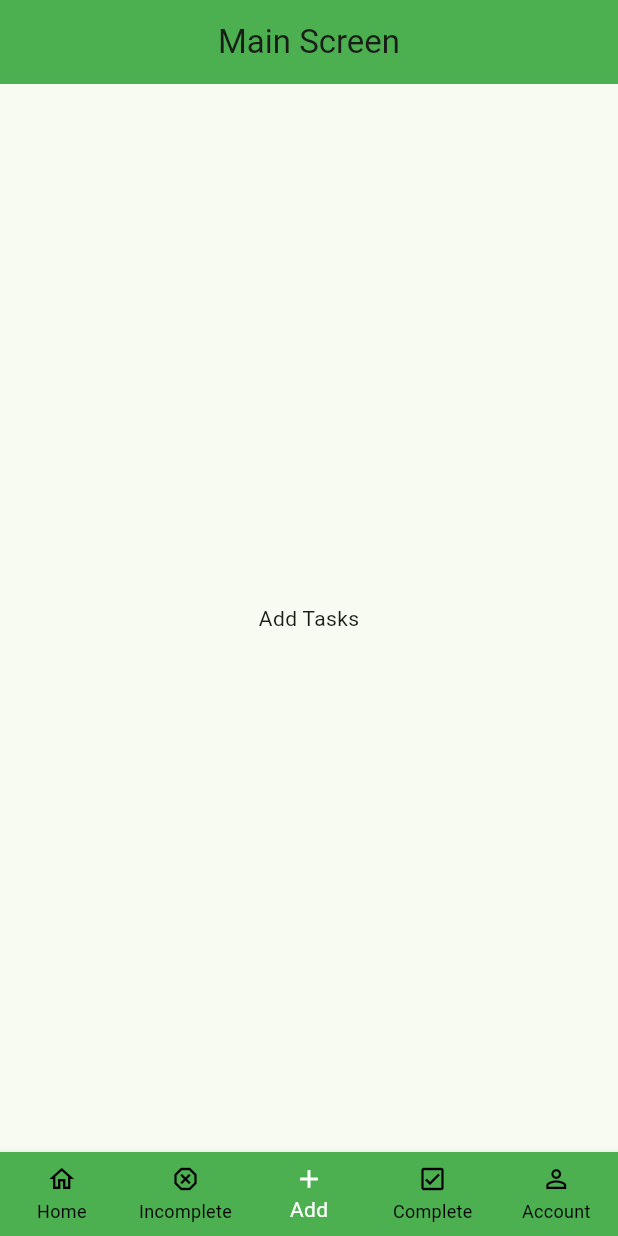
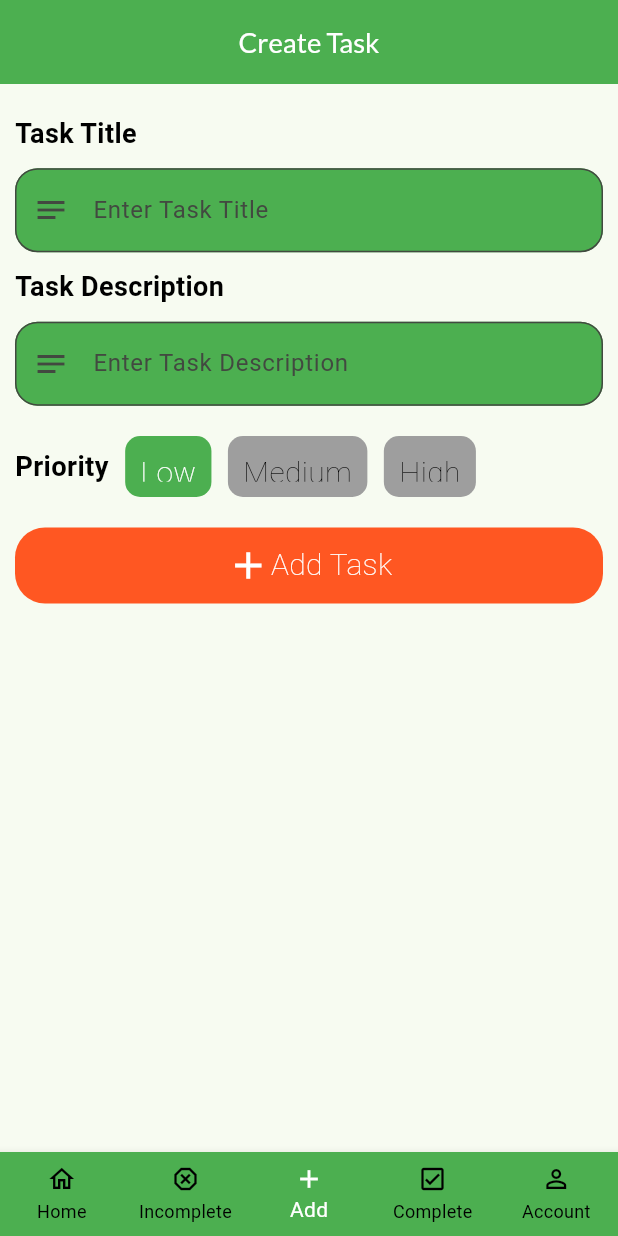
Before and after one commit to luongductinh-it/todo_app, a Flutter app: the screen it shows once a user with an empty profile is signed in, item 3 of the bottom bar chosen, on a phone screen of 412 x 824 dp. Run offline on Flutter 3.47's test engine with Material 3 defaults, Android fonts, the phone set to English and light mode, and no system bars; our stand-ins replace cloud_firestore, firebase_auth, firebase_core, flutter_riverpod, font_awesome_flutter, go_router and 2 more; accounts and stored records are empty; generated files the repository leaves out were written again.

Commit message:
Implement task management features with Firestore integration, including task creation, updating, and loading tasks

```diff
--- /dev/null
+++ b/lib/features/task_management/domain/task.dart
@@ -0,0 +1,93 @@
+import 'dart:convert';
+
+class Task {
+  final String id;
+  final String title;
+  final String description;
+  final String priority;
+  final String date;
+  final bool isComplete;
+  Task({
+    required this.id,
+    required this.title,
+    required this.description,
+    required this.priority,
+    required this.date,
+    required this.isComplete,
+  });
+
+
+
+
+  Task copyWith({
+    String? id,
+    String? title,
+    String? description,
+    String? priority,
+    String? date,
+    bool? isComplete,
+  }) {
+    return Task(
+      id: id ?? this.id,
+      title: title ?? this.title,
+      description: description ?? this.description,
+      priority: priority ?? this.priority,
+      date: date ?? this.date,
+      isComplete: isComplete ?? this.isComplete,
+    );
+  }
+
+  Map<String, dynamic> toMap() {
+    return <String, dynamic>{
+      'id': id,
+      'title': title,
+      'description': description,
+      'priority': priority,
+      'date': date,
+      'isComplete': isComplete,
+    };
+  }
+
+  factory Task.fromMap(Map<String, dynamic> map) {
+    return Task(
+      id: map['id'] as String,
+      title: map['title'] as String,
+      description: map['description'] as String,
+      priority: map['priority'] as String,
+      date: map['date'] as String,
+      isComplete: map['isComplete'] as bool,
+    );
+  }
+
+  String toJson() => json.encode(toMap());
+
+  factory Task.fromJson(String source) => Task.fromMap(json.decode(source) as Map<String, dynamic>);
+
+  @override
+  String toString() {
+    return 'Task(id: $id, title: $title, description: $description, priority: $priority, date: $date, isComplete: $isComplete)';
+  }
+
+  @override
+  bool operator ==(covariant Task other) {
+    if (identical(this, other)) return true;
+
+    return
+      other.id == id &&
+      other.title == title &&
+      other.description == description &&
+      other.priority == priority &&
+      other.date == date &&
+      other.isComplete == isComplete;
+  }
+
+  @override
+  int get hashCode {
+    return id.hashCode ^
+      title.hashCode ^
+      description.hashCode ^
+      priority.hashCode ^
+      date.hashCode ^
+      isComplete.hashCode;
+  }
+}
--- a/lib/features/task_management/presentation/screens/add_task_screen.dart
+++ b/lib/features/task_management/presentation/screens/add_task_screen.dart
@@ -1,12 +1,144 @@
+import 'package:firebase_todo_app/features/task_management/presentation/widgets/title_description.dart';
+import 'package:firebase_todo_app/utils/appstyles.dart';
+import 'package:firebase_todo_app/utils/size_config.dart';
 import 'package:flutter/material.dart';
 import 'package:flutter_riverpod/flutter_riverpod.dart';
-class AddTaskScreen extends ConsumerWidget {
+
+class AddTaskScreen extends ConsumerStatefulWidget {
   const AddTaskScreen({super.key});
 
   @override
-  Widget build(BuildContext context,WidgetRef ref) {
-    return Scaffold(body: Center(
-      child: Text('Add Tasks'),
-    ),);
+  ConsumerState<AddTaskScreen> createState() => _AddTaskScreenState();
+}
+
+class _AddTaskScreenState extends ConsumerState<AddTaskScreen> {
+  final _titleController = TextEditingController();
+  final _descriptionController = TextEditingController();
+
+  final List<String> _priorities = ['Low', 'Medium', 'High'];
+  int _selectedPriority = 0;
+
+  @override
+  void dispose() {
+    _titleController.dispose();
+    _descriptionController.dispose();
+    super.dispose();
+  }
+
+  @override
+  Widget build(BuildContext context) {
+    SizeConfig.init(context);
+    return Scaffold(
+      appBar: AppBar(
+        title: Text(
+          'Create Task',
+          style: AppStyles.titleTextStyle.copyWith(color: Colors.white),
+        ),
+      ),
+      body: Padding(
+        padding: EdgeInsetsGeometry.fromLTRB(10, 20, 10, 10),
+        child: Column(
+          children: [
+            TitleDescription(
+              title: 'Task Title',
+              prefixIcon: Icons.notes,
+              hintText: 'Enter Task Title',
+              maxLines: 1,
+              controller: _titleController,
+            ),
+            SizedBox(height: SizeConfig.getProportionateHeight(10)),
+            TitleDescription(
+              title: 'Task Description',
+              prefixIcon: Icons.notes,
+              hintText: 'Enter Task Description',
+              maxLines: 3,
+              controller: _descriptionController,
+            ),
+            SizedBox(height: SizeConfig.getProportionateHeight(20)),
+            Row(
+              children: [
+                Text(
+                  'Priority',
+                  style: AppStyles.headingTextStyle.copyWith(
+                    fontSize: SizeConfig.getProportionateHeight(18),
+                  ),
+                ),
+                Expanded(
+                  child: SizedBox(
+                    height: SizeConfig.getProportionateHeight(40),
+                    child: ListView.builder(
+                      itemCount: _priorities.length,
+                      scrollDirection: Axis.horizontal,
+                      itemBuilder: (context, index) {
+                        final priority = _priorities[index];
+                        return GestureDetector(
+                          onTap: () {
+                            setState(() {
+                              _selectedPriority = index;
+                            });
+                          },
+                          child: Container(
+                            margin: EdgeInsets.only(
+                              left: SizeConfig.getProportionateWidth(10),
+                            ),
+                            padding: EdgeInsets.all(
+                              SizeConfig.getProportionateHeight(10),
+                            ),
+                            alignment: Alignment.center,
+                            decoration: BoxDecoration(
+                              borderRadius: BorderRadius.circular(10),
+                              color: _selectedPriority == index
+                                  ? Colors.green
+                                  : Colors.grey,
+                            ),
+                            child: Text(
+                              priority,
+                              style: AppStyles.normalTextStyle.copyWith(
+                                color: _selectedPriority == index
+                                    ? Colors.white
+                                    : Colors.black,
+                                fontSize: 20,
+                              ),
+                            ),
+                          ),
+                        );
+                      },
+                    ),
+                  ),
+                ),
+              ],
+            ),
+            SizedBox(height: SizeConfig.getProportionateHeight(20)),
+            InkWell(
+              onTap: () {
+
+              },
+              child: Container(
+                alignment: Alignment.center,
+                height: SizeConfig.getProportionateHeight(50),
+                width: SizeConfig.screenWidth,
+                decoration: BoxDecoration(
+                  color: Colors.deepOrange,
+                  borderRadius: BorderRadius.circular(20),
+                ),
+                child: Row(
+                  mainAxisAlignment: MainAxisAlignment.center,
+                  children: [
+                    Icon(Icons.add, color: Colors.white, size: 30),
+                    Text(
+                      'Add Task',
+                      style: AppStyles.normalTextStyle.copyWith(
+                        color: Colors.white,
+                        fontSize: 20,
+                      ),
+                    ),
+                  ],
+                ),
+              ),
+            ),
+          ],
+        ),
+      ),
+    );
   }
 }
--- a/lib/features/task_management/presentation/screens/main_screen.dart
+++ b/lib/features/task_management/presentation/screens/main_screen.dart
@@ -35,7 +35,6 @@ class _MainScreenState extends State<MainScreen>
   Widget build(BuildContext context) {
     _tabController.index = currentIndex;
     return Scaffold(
-      appBar: AppBar(title: Text('Main Screen')),
       body: TabBarView(
         controller: _tabController,
         children: [
--- /dev/null
+++ b/lib/features/task_management/presentation/widgets/title_description.dart
@@ -0,0 +1,42 @@
+import 'package:firebase_todo_app/utils/appstyles.dart';
+import 'package:firebase_todo_app/utils/size_config.dart';
+import 'package:flutter/material.dart';
+
+class TitleDescription extends StatelessWidget {
+  const TitleDescription({
+    super.key,
+    required this.title,
+    required this.prefixIcon,
+    required this.hintText,
+    required this.maxLines,
+    required this.controller,
+  });
+
+  final String title;
+  final IconData prefixIcon;
+  final String hintText;
+  final int maxLines;
+  final TextEditingController controller;
+
+  @override
+  Widget build(BuildContext context) {
+    SizeConfig.init(context);
+    return Column(
+      crossAxisAlignment: CrossAxisAlignment.start,
+      children: [
+        Text(title, style: AppStyles.headingTextStyle.copyWith(fontSize: 18)),
+        SizedBox(height: SizeConfig.getProportionateHeight(10)),
+        TextFormField(
+          controller: controller,
+          decoration: InputDecoration(
+            hintText: hintText,
+            filled: true,
+            fillColor: Colors.green,
+            prefixIcon: Icon(prefixIcon),
+            border: OutlineInputBorder(borderRadius: BorderRadius.circular(15)),
+          ),
+        ),
+      ],
+    );
+  }
+}
```
Also changed, not shown: lib/features/task_management/data/firestore_repository.dart (added, +123 -0 lines), lib/features/authentication/presentation/controllers/auth_controller.g.dart, lib/features/task_management/data/firestore_repository.g.dart (added).
